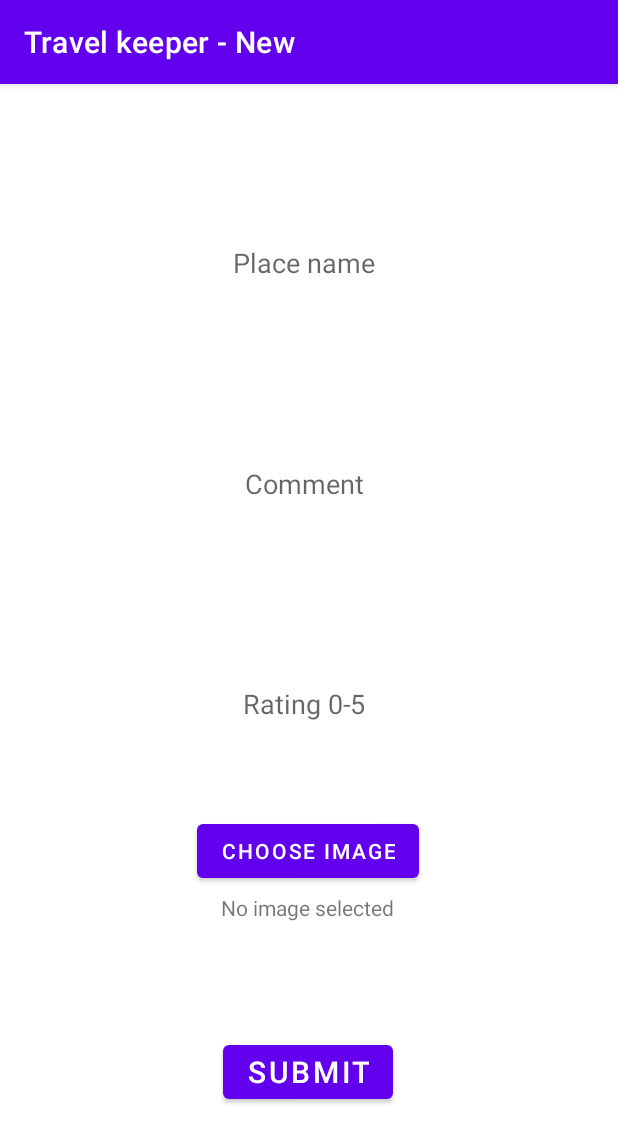
After one commit to Hpdvn/TravelKeeper, an Android app: the AddPlaceActivity screen opened directly, with no data from a screen before it, on a phone screen of 412 x 824 dp. The commit adds this screen. Shown: the top 1143 px of the screen. Run offline under Robolectric (Android 15) with nearby library versions, the phone set to English and light mode, and no system bars; 1 statement that could not run was skipped.

Commit message:
Add place form + handle image display in details

```diff
--- a/app/build.gradle
+++ b/app/build.gradle
@@ -36,6 +36,7 @@ dependencies {
     implementation 'androidx.appcompat:appcompat:1.4.2'
     implementation 'com.google.android.material:material:1.6.1'
     implementation 'androidx.constraintlayout:constraintlayout:2.1.4'
+    implementation 'com.google.android.gms:play-services-location:20.0.0'
     testImplementation 'junit:junit:4.13.2'
     androidTestImplementation 'androidx.test.ext:junit:1.1.3'
     androidTestImplementation 'androidx.test.espresso:espresso-core:3.4.0'
--- a/app/src/main/AndroidManifest.xml
+++ b/app/src/main/AndroidManifest.xml
@@ -2,6 +2,7 @@
 <manifest xmlns:android="http://schemas.android.com/apk/res/android"
     package="com.example.travelkeeper">
 
+    <uses-permission android:name="android.permission.ACCESS_COARSE_LOCATION" />
     <uses-permission android:name="android.permission.INTERNET" />
     <uses-permission android:name="android.permission.WRITE_EXTERNAL_STORAGE" />
 
@@ -12,6 +13,9 @@
         android:roundIcon="@mipmap/ic_launcher_round"
         android:supportsRtl="true"
         android:theme="@style/Theme.TravelKeeper">
+        <activity
+            android:name=".AddPlaceActivity"
+            android:exported="false" />
         <activity
             android:name=".PlaceDetailsActivity"
             android:exported="false" />
--- /dev/null
+++ b/app/src/main/java/com/example/travelkeeper/AddPlaceActivity.java
@@ -0,0 +1,155 @@
+package com.example.travelkeeper;
+
+import androidx.appcompat.app.AppCompatActivity;
+import androidx.core.app.ActivityCompat;
+import androidx.core.content.ContextCompat;
+
+import android.Manifest;
+import android.annotation.SuppressLint;
+import android.content.ContentResolver;
+import android.content.Context;
+import android.content.Intent;
+import android.content.pm.PackageManager;
+import android.location.Location;
+import android.location.LocationManager;
+import android.location.LocationRequest;
+import android.net.Uri;
+import android.os.Bundle;
+import android.os.Looper;
+import android.provider.Settings;
+import android.view.View;
+import android.widget.Button;
+import android.widget.TextView;
+import android.widget.Toast;
+
+import com.example.travelkeeper.DAO.Place;
+import com.example.travelkeeper.DAO.PlacesDAO;
+import com.google.android.gms.location.FusedLocationProviderClient;
+import com.google.android.gms.location.LocationCallback;
+import com.google.android.gms.location.LocationResult;
+import com.google.android.gms.location.LocationServices;
+
+public class AddPlaceActivity extends AppCompatActivity {
+    TextView placeName, comment, rating, imagePath;
+    Button chooseImage, submit;
+    FusedLocationProviderClient client;
+
+    Double lat;
+    Double lon;
+
+    @Override
+    protected void onCreate(Bundle savedInstanceState) {
+        super.onCreate(savedInstanceState);
+        setContentView(R.layout.activity_add_place);
+        getSupportActionBar().setTitle("Travel keeper - New");
+
+        client = LocationServices.getFusedLocationProviderClient(this);
+
+        if (ContextCompat.checkSelfPermission(this, Manifest.permission.ACCESS_FINE_LOCATION) == PackageManager.PERMISSION_GRANTED &&
+                ContextCompat.checkSelfPermission(this, Manifest.permission.ACCESS_COARSE_LOCATION) == PackageManager.PERMISSION_GRANTED) {
+            getCurrentLocation();
+        } else {
+            requestPermissions(new String[]{Manifest.permission.ACCESS_FINE_LOCATION, Manifest.permission.ACCESS_COARSE_LOCATION}, 100);
+            getCurrentLocation();
+        }
+
+        initViews();
+    }
+
+    public void getCurrentLocation() {
+        LocationManager locationManager = (LocationManager) this.getSystemService(Context.LOCATION_SERVICE);
+
+        if (locationManager.isProviderEnabled(LocationManager.GPS_PROVIDER) ||
+                locationManager.isProviderEnabled(LocationManager.NETWORK_PROVIDER)) {
+            if (ActivityCompat.checkSelfPermission(this, Manifest.permission.ACCESS_FINE_LOCATION) != PackageManager.PERMISSION_GRANTED && ActivityCompat.checkSelfPermission(this, Manifest.permission.ACCESS_COARSE_LOCATION) != PackageManager.PERMISSION_GRANTED) {
+                // TODO: Consider calling
+                //    ActivityCompat#requestPermissions
+                // here to request the missing permissions, and then overriding
+                //   public void onRequestPermissionsResult(int requestCode, String[] permissions,
+                //                                          int[] grantResults)
+                // to handle the case where the user grants the permission. See the documentation
+                // for ActivityCompat#requestPermissions for more details.
+                return;
+            }
+            client.getLastLocation().addOnCompleteListener(
+                    task -> {
+                        Location location = task.getResult();
+                        if (location != null) {
+                            lat = location.getLatitude();
+                            lon = location.getLongitude();
+                        }
+                    });
+        } else {
+            startActivity(new Intent(Settings.ACTION_LOCATION_SOURCE_SETTINGS).setFlags(Intent.FLAG_ACTIVITY_NEW_TASK));
+        }
+    }
+
+    private void initViews() {
+        placeName = findViewById(R.id.place_name_add);
+        comment = findViewById(R.id.comment_add);
+        rating = findViewById(R.id.rating_add);
+        imagePath = findViewById(R.id.image_path);
+
+        chooseImage = findViewById(R.id.select_image_add);
+        submit = findViewById(R.id.submit_add);
+
+        chooseImage.setOnClickListener(this::imageChooser);
+        submit.setOnClickListener(this::addPlace);
+    }
+
+    private void addPlace(View view) {
+        if (placeName.getText().equals("") ||
+                comment.getText().equals("") ||
+                rating.getText().equals("") ||
+                imagePath.getText().equals("No image selected")) {
+            Toast.makeText(this, "Required field(s) missing.",
+                    Toast.LENGTH_LONG).show();
+        } else {
+            Place placeToAdd = new Place(placeName.getText().toString(),
+                    lat,
+                    lon,
+                    Integer.parseInt(rating.getText().toString()),
+                    comment.getText().toString(),
+                    imagePath.getText().toString()
+            );
+
+            try {
+                PlacesDAO.addPlaceDB(placeToAdd);
+            } catch (InterruptedException e) {
+                e.printStackTrace();
+            }
+
+            Intent intent = new Intent(this, MainActivity.class);
+            startActivity(intent);
+        }
+    }
+
+    private void imageChooser(View view) {
+        Intent i = new Intent();
+        i.setType("image/*");
+        i.setAction(Intent.ACTION_OPEN_DOCUMENT);
+        i.addFlags(Intent.FLAG_GRANT_PERSISTABLE_URI_PERMISSION);
+
+        startActivityForResult(Intent.createChooser(i, "Select Picture"), 200);
+    }
+
+    @SuppressLint("WrongConstant")
+    public void onActivityResult(int requestCode, int resultCode, Intent data) {
+        super.onActivityResult(requestCode, resultCode, data);
+
+        if (resultCode == RESULT_OK) {
+
+            if (requestCode == 200) {
+                // Get the url of the image from data
+                final int takeFlags = data.getFlags() & Intent.FLAG_GRANT_READ_URI_PERMISSION;
+                ContentResolver resolver = this.getContentResolver();
+                resolver.takePersistableUriPermission(Uri.parse(data.getDataString()), takeFlags);
+
+                String selectedImageUri = data.getDataString();
+                if (selectedImageUri != null) {
+                    imagePath.setText(selectedImageUri);
+                }
+            }
+        }
+    }
+}
--- /dev/null
+++ b/app/src/main/res/layout/activity_add_place.xml
@@ -0,0 +1,112 @@
+<?xml version="1.0" encoding="utf-8"?>
+<androidx.constraintlayout.widget.ConstraintLayout xmlns:android="http://schemas.android.com/apk/res/android"
+    xmlns:tools="http://schemas.android.com/tools"
+    android:layout_width="match_parent"
+    android:layout_height="match_parent"
+    xmlns:app="http://schemas.android.com/apk/res-auto"
+    tools:context=".AddPlaceActivity">
+
+    <LinearLayout
+        android:id="@+id/players_scores"
+        android:layout_width="match_parent"
+        android:layout_height="wrap_content"
+        android:orientation="vertical"
+        app:layout_constraintBottom_toBottomOf="parent"
+        app:layout_constraintHorizontal_bias="0.0"
+        app:layout_constraintLeft_toLeftOf="parent"
+        app:layout_constraintRight_toRightOf="parent"
+        app:layout_constraintTop_toTopOf="parent"
+        app:layout_constraintVertical_bias="0.21">
+
+        <EditText
+            android:id="@+id/place_name_add"
+            android:layout_width="385dp"
+            android:layout_height="wrap_content"
+            android:layout_margin="10dp"
+            android:layout_weight="0.4"
+            android:background="@color/white"
+            android:backgroundTint="@color/white"
+            android:hint="Place name"
+            android:maxLines="1"
+            android:minHeight="48dp"
+            android:padding="10dp"
+            android:textAlignment="center"
+            android:textColor="@color/purple_700"
+            app:layout_constraintBottom_toBottomOf="parent"
+            app:layout_constraintLeft_toLeftOf="parent"
+            app:layout_constraintRight_toRightOf="parent"
+            app:layout_constraintTop_toTopOf="parent" />
+
+        <EditText
+            android:id="@+id/comment_add"
+            android:layout_width="385dp"
+            android:layout_height="206dp"
+            android:layout_margin="10dp"
+            android:background="@color/white"
+            android:backgroundTint="@color/white"
+            android:hint="Comment"
+            android:maxLength="200"
+            android:padding="10dp"
+            android:textAlignment="center"
+            android:textColor="#673AB7"
+            app:layout_constraintBottom_toBottomOf="parent"
+            app:layout_constraintLeft_toLeftOf="parent"
+            app:layout_constraintRight_toRightOf="parent"
+            app:layout_constraintTop_toTopOf="parent" />
+
+        <EditText
+            android:id="@+id/rating_add"
+            android:layout_width="386dp"
+            android:layout_height="48dp"
+            android:layout_margin="10dp"
+            android:background="@color/white"
+            android:backgroundTint="@color/white"
+            android:hint="Rating 0-5"
+            android:inputType="number"
+            android:maxLength="1"
+            android:padding="10dp"
+            android:textAlignment="center"
+            android:textColor="#673AB7"
+            app:layout_constraintBottom_toBottomOf="parent"
+            app:layout_constraintLeft_toLeftOf="parent"
+            app:layout_constraintRight_toRightOf="parent"
+            app:layout_constraintTop_toTopOf="parent" />
+
+    </LinearLayout>
+
+    <Button
+        android:id="@+id/select_image_add"
+        android:layout_width="wrap_content"
+        android:layout_height="wrap_content"
+        android:layout_marginTop="40dp"
+        android:text="choose image"
+        app:layout_constraintEnd_toEndOf="parent"
+        app:layout_constraintHorizontal_bias="0.498"
+        app:layout_constraintStart_toStartOf="parent"
+        app:layout_constraintTop_toBottomOf="@+id/players_scores" />
+
+    <TextView
+        android:id="@+id/image_path"
+        android:layout_width="wrap_content"
+        android:layout_height="wrap_content"
+        android:layout_marginTop="4dp"
+        android:text="No image selected"
+        app:layout_constraintEnd_toEndOf="parent"
+        app:layout_constraintHorizontal_bias="0.496"
+        app:layout_constraintStart_toStartOf="parent"
+        app:layout_constraintTop_toBottomOf="@+id/select_image_add" />
+
+    <Button
+        android:id="@+id/submit_add"
+        android:layout_width="wrap_content"
+        android:layout_height="wrap_content"
+        android:layout_marginTop="76dp"
+        android:text="Submit"
+        android:textSize="20sp"
+        app:layout_constraintEnd_toEndOf="parent"
+        app:layout_constraintHorizontal_bias="0.498"
+        app:layout_constraintStart_toStartOf="parent"
+        app:layout_constraintTop_toBottomOf="@+id/image_path" />
+
+
+</androidx.constraintlayout.widget.ConstraintLayout>
--- a/app/src/main/res/layout/activity_main.xml
+++ b/app/src/main/res/layout/activity_main.xml
@@ -8,7 +8,7 @@
     tools:context=".MainActivity">
 
     <Button
-        android:id="@+id/button"
+        android:id="@+id/add_place"
         android:layout_width="wrap_content"
         android:layout_height="wrap_content"
         android:layout_marginBottom="4dp"
--- a/app/src/main/res/layout/activity_place_details.xml
+++ b/app/src/main/res/layout/activity_place_details.xml
@@ -29,6 +29,7 @@
         android:layout_width="386dp"
         android:layout_height="224dp"
         android:layout_marginTop="112dp"
+        android:background="#DADADA"
         app:layout_constraintEnd_toEndOf="parent"
         app:layout_constraintStart_toStartOf="parent"
         app:layout_constraintTop_toTopOf="parent"
```
Also changed, not shown: app/src/main/java/com/example/travelkeeper/DAO/Place.java (+7 -7 lines), app/src/main/java/com/example/travelkeeper/DAO/PlacesDAO.java (+8 -7 lines), app/src/main/java/com/example/travelkeeper/MainActivity.java (+12 -1 lines), app/src/main/java/com/example/travelkeeper/PlaceDetailsActivity.java (+18 -9 lines).
